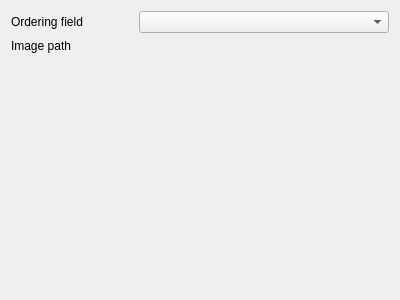
This is ordered_relation_editor/ui/ordered_relation_editor_config_widget.ui in opengisch/qgis-ordered-relation-editor as Qt 5 draws it before an edit. The edited form follows.
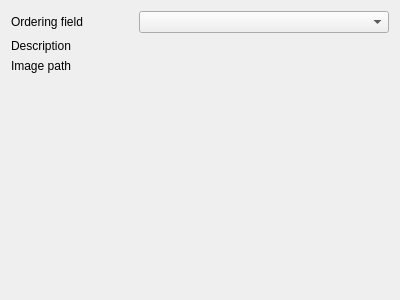
This is the edited form. Custom widgets are drawn as their Qt base class.

Commit message: add description info

```diff
--- a/ordered_relation_editor/ui/ordered_relation_editor_config_widget.ui
+++ b/ordered_relation_editor/ui/ordered_relation_editor_config_widget.ui
@@ -14,27 +14,20 @@
    <string>Form</string>
   </property>
   <layout class="QGridLayout" name="gridLayout">
-   <item row="0" column="0">
-    <widget class="QLabel" name="label">
-     <property name="text">
-      <string>Ordering field</string>
-     </property>
-    </widget>
-   </item>
    <item row="0" column="1" colspan="2">
     <widget class="QgsFieldComboBox" name="mOrderingFieldComboBox"/>
    </item>
-   <item row="1" column="0" colspan="2">
+   <item row="2" column="2">
+    <widget class="QgsFieldExpressionWidget" name="mImagePathExpressionWidget" native="true"/>
+   </item>
+   <item row="2" column="0" colspan="2">
     <widget class="QLabel" name="label_2">
      <property name="text">
       <string>Image path</string>
      </property>
     </widget>
    </item>
-   <item row="1" column="2">
-    <widget class="QgsFieldExpressionWidget" name="mImagePathExpressionWidget"/>
-   </item>
-   <item row="2" column="2">
+   <item row="3" column="2">
     <spacer name="verticalSpacer">
      <property name="orientation">
       <enum>Qt::Vertical</enum>
@@ -47,6 +40,23 @@
      </property>
     </spacer>
    </item>
+   <item row="0" column="0">
+    <widget class="QLabel" name="label">
+     <property name="text">
+      <string>Ordering field</string>
+     </property>
+    </widget>
+   </item>
+   <item row="1" column="0">
+    <widget class="QLabel" name="label_3">
+     <property name="text">
+      <string>Description</string>
+     </property>
+    </widget>
+   </item>
+   <item row="1" column="2">
+    <widget class="QgsFieldExpressionWidget" name="mDescriptionExpressionWidget" native="true"/>
+   </item>
   </layout>
  </widget>
  <customwidgets>
```
The commit also changes 4 other files.
